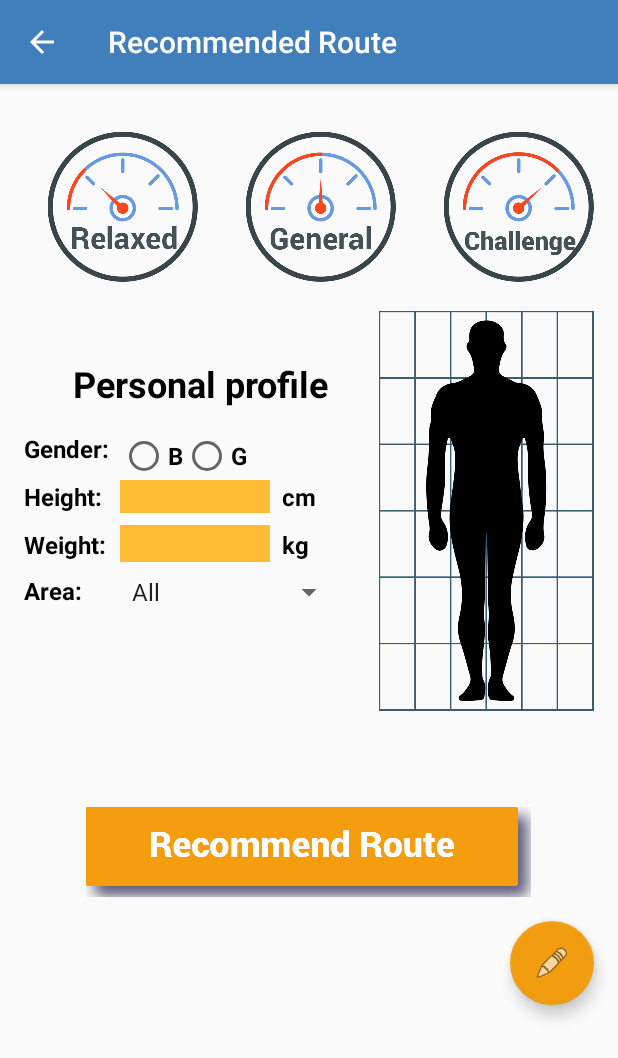
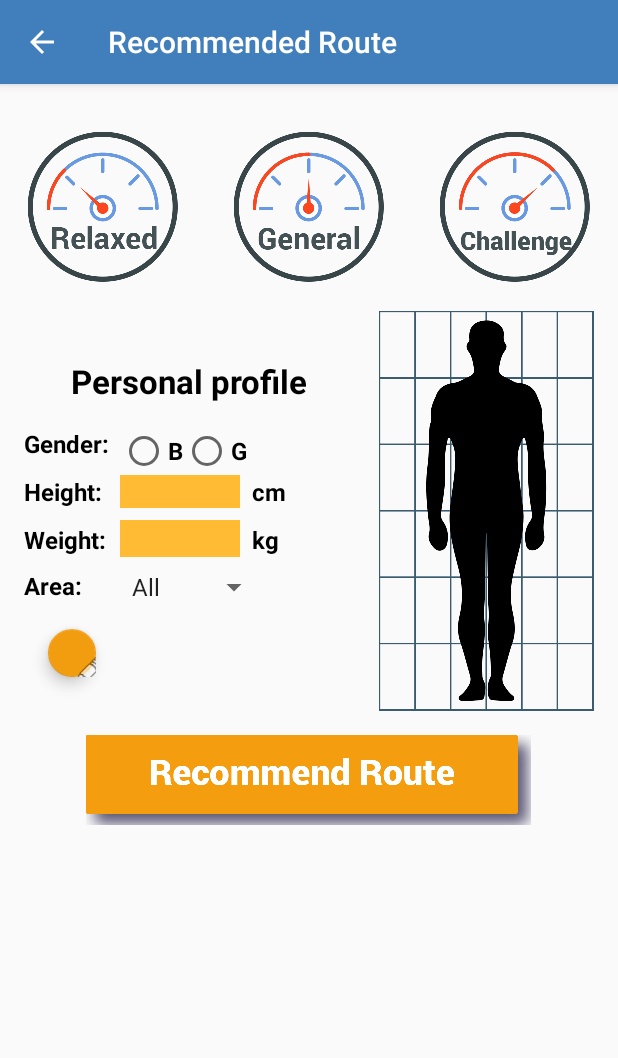
Before and after one commit to LittleZombie/GoGoBike, an Android app: the RecommendedRouteActivity screen opened directly, with no data from a screen before it, on a phone screen of 412 x 824 dp. Shown: the top 1058 px of the screen. Run offline under Robolectric (Android 15) with nearby library versions, the light colour scheme and no system bars.

Commit message:
Add weight, area check. layout edit.

```diff
--- a/app/src/main/res/layout/activity_home.xml
+++ b/app/src/main/res/layout/activity_home.xml
@@ -18,7 +18,7 @@
             android:id="@+id/homeActivity_manCyclingImageView"
             android:layout_width="wrap_content"
             android:layout_height="wrap_content"
-            android:layout_marginLeft="16dp"
+            android:layout_marginLeft="8dp"
             android:src="@drawable/bike"/>
 
         <TextView
@@ -28,8 +28,8 @@
             android:textColor="@android:color/white"
             android:textSize="40sp"
             android:textStyle="bold"
-            android:layout_marginLeft="24dp"
-            android:layout_marginStart="24dp"
+            android:layout_marginLeft="16dp"
+            android:layout_marginStart="16dp"
             android:layout_marginTop="32dp"
             android:layout_toRightOf="@id/homeActivity_manCyclingImageView"
             android:layout_toEndOf="@id/homeActivity_manCyclingImageView"/>
--- a/app/src/main/res/layout/activity_recommended_route.xml
+++ b/app/src/main/res/layout/activity_recommended_route.xml
@@ -14,16 +14,8 @@
     <LinearLayout
         android:layout_width="match_parent"
         android:layout_height="wrap_content"
-        android:orientation="vertical"
-        android:layout_marginTop="32dp"
-        android:layout_marginLeft="16dp"
-        android:layout_marginStart="16dp"
-        android:layout_marginBottom="64dp">
-
-        <LinearLayout
-            android:layout_width="match_parent"
-            android:layout_height="wrap_content"
-            android:orientation="horizontal">
+        android:orientation="horizontal"
+        android:layout_marginTop="32dp">
         <ImageView
             android:id="@+id/recommendedRouteActivity_relaxedImageView"
             android:layout_width="0dp"
@@ -63,7 +55,10 @@
     <LinearLayout
         android:layout_width="match_parent"
         android:layout_height="wrap_content"
-            android:orientation="horizontal">
+        android:orientation="horizontal"
+        android:layout_marginLeft="16dp"
+        android:layout_marginStart="16dp"
+        android:layout_marginBottom="16dp">
         <LinearLayout
             android:layout_width="0dp"
             android:layout_height="wrap_content"
@@ -74,8 +69,9 @@
                 android:layout_height="wrap_content"
                 android:layout_gravity="center"
                 android:layout_marginTop="32dp"
+                android:layout_marginRight="8dp"
                 android:text="Personal profile"
-                    android:textSize="24sp"
+                android:textSize="22sp"
                 android:textStyle="bold"
                 android:textColor="@android:color/black"/>
 
@@ -138,7 +134,7 @@
 
                 <EditText
                     android:id="@+id/recommendedRouteActivity_heightEditText"
-                        android:layout_width="100dp"
+                    android:layout_width="80dp"
                     android:layout_height="wrap_content"
                     android:gravity="center"
                     android:background="@android:color/holo_orange_light"
@@ -180,7 +176,7 @@
 
                 <EditText
                     android:id="@+id/recommendedRouteActivity_weightEditText"
-                        android:layout_width="100dp"
+                    android:layout_width="80dp"
                     android:layout_height="wrap_content"
                     android:background="@android:color/holo_orange_light"
                     android:gravity="center"
@@ -220,13 +216,20 @@
 
                 <Spinner
                     android:id="@+id/recommendedRouteActivity_areaSpinner"
-                        android:layout_width="150dp"
+                    android:layout_width="100dp"
                     android:layout_height="wrap_content"
                     android:layout_gravity="center"
                     android:gravity="center"
                     android:entries="@array/area_spinner"/>
 
             </LinearLayout>
+
+            <android.support.design.widget.FloatingActionButton
+                android:layout_width="32dp"
+                android:layout_height="32dp"
+                android:layout_margin="16dp"
+                android:src="@android:drawable/ic_menu_edit"
+                android:onClick="onChangeFloatingActionButtonClick"/>
         </LinearLayout>
 
         <ImageView
@@ -235,7 +238,6 @@
             android:layout_marginRight="16dp"
             android:src="@drawable/body"/>
     </LinearLayout>
-    </LinearLayout>
 
     <ImageView
         android:layout_width="wrap_content"
@@ -243,12 +245,4 @@
         android:layout_gravity="center"
         android:src="@drawable/recommend_route"
         android:onClick="onRecommendImageViewClick"/>
-
-    <android.support.design.widget.FloatingActionButton
-        android:layout_width="wrap_content"
-        android:layout_height="wrap_content"
-        android:layout_gravity="bottom|end"
-        android:layout_margin="16dp"
-        android:src="@android:drawable/ic_menu_edit"
-        android:onClick="onChangeFloatingActionButtonClick"/>
 </LinearLayout>
```
Also changed, not shown: app/src/main/java/gogobike/egg/com/adapter/RouteListAdapter.java (+10 -3 lines), app/src/main/java/gogobike/egg/com/entity/BikeRoute.java (+21 -0 lines), app/src/main/java/gogobike/egg/com/gogobike/RecommendedRouteActivity.java (+21 -0 lines), app/src/main/java/gogobike/egg/com/gogobike/RouteListActivity.java (+23 -1 lines), app/src/main/res/layout/activity_recommended_route_no_type_area.xml (+3 -25 lines). Lines whose indentation alone changed are shown as unchanged.
